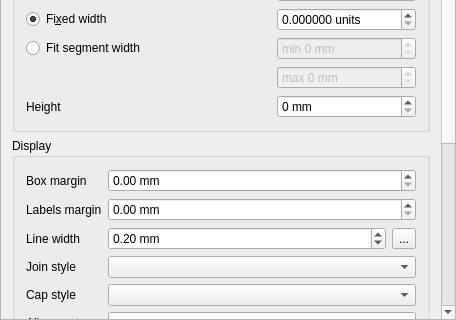
This is src/ui/composer/qgscomposerscalebarwidgetbase.ui in qgis/QGIS as Qt 5 draws it before an edit; both pictures show x 0 to 456 and y 342 to 662 of the 456 by 662 pixel window. The edited form follows.
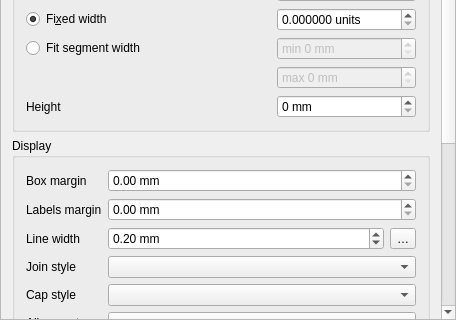
This is the edited form. Custom widgets are drawn as their Qt base class.

```diff
--- a/src/ui/composer/qgscomposerscalebarwidgetbase.ui
+++ b/src/ui/composer/qgscomposerscalebarwidgetbase.ui
@@ -424,7 +424,7 @@
           <item row="2" column="2">
            <widget class="QgsPropertyOverrideButton" name="mLineWidthDDBtn">
             <property name="text">
-             <string>...</string>
+             <string>…</string>
             </property>
            </widget>
           </item>
```
Left out of the diff: 6 changed lines with no effect on the pictures.
